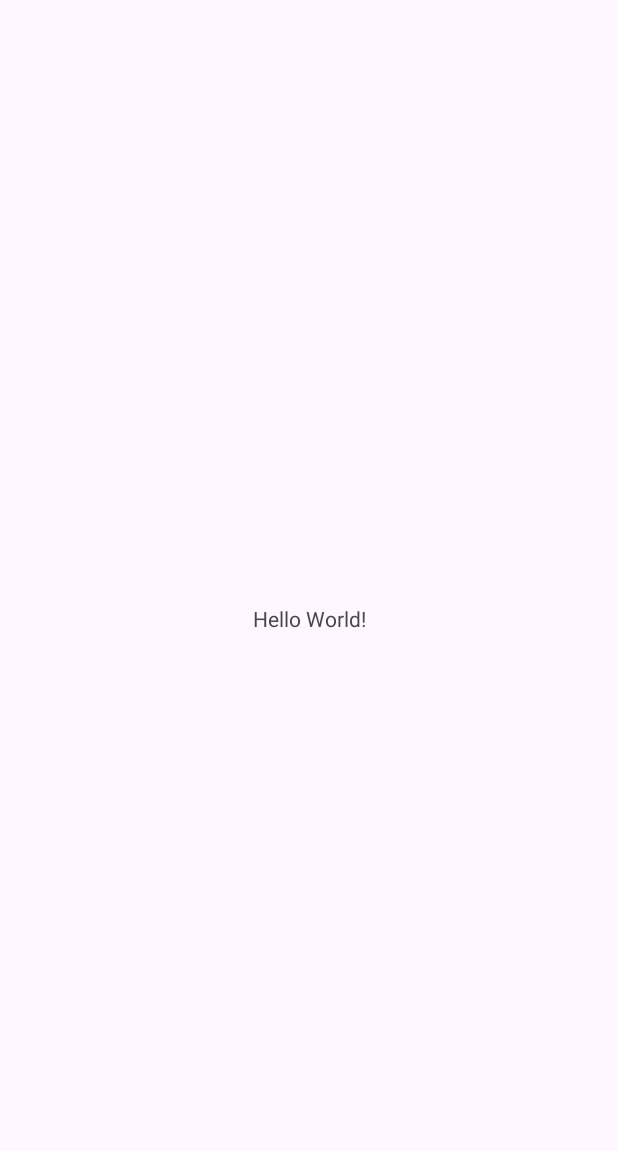
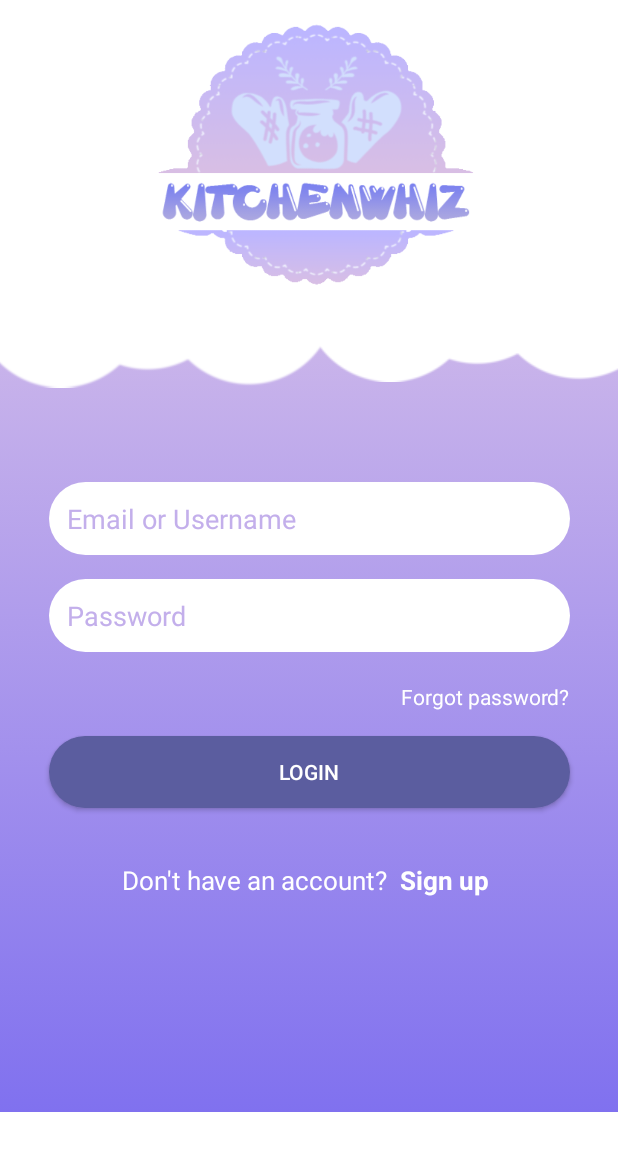
Before and after one commit to NT118-PROJECT-Kitchenwhiz-App/FE--KitchenWhiz, an Android app: the screen it shows after launch (MainActivity), on a phone screen of 412 x 824 dp. Before the commit the part shown is almost empty. Shown: the top 1151 px of the screen. Run offline under Robolectric (Android 15) with nearby library versions, the phone set to English and light mode, and no system bars.

Commit message:
add login UI

```diff
--- /dev/null
+++ b/app/src/main/res/drawable/bg.xml
@@ -0,0 +1,14 @@
+<?xml version="1.0" encoding="utf-8"?>
+<selector xmlns:android="http://schemas.android.com/apk/res/android">
+    <item>
+        <shape android:shape="rectangle">
+            <gradient android:startColor="#D2BCEA"
+                android:endColor="#8071EF"
+                android:angle="30">
+            </gradient>
+        </shape>
+
+
+    </item>
+
+</selector>
--- /dev/null
+++ b/app/src/main/res/drawable/btnlogin.xml
@@ -0,0 +1,6 @@
+<?xml version="1.0" encoding="utf-8"?>
+<shape xmlns:android="http://schemas.android.com/apk/res/android"
+    android:shape="rectangle">
+    <solid android:color="#5B5D9F" />
+    <corners android:radius="30dp" />
+</shape>
--- /dev/null
+++ b/app/src/main/res/drawable/edittext.xml
@@ -0,0 +1,6 @@
+<?xml version="1.0" encoding="utf-8"?>
+<shape xmlns:android="http://schemas.android.com/apk/res/android"
+    android:shape="rectangle">
+    <solid android:color="#FFFFFF" />
+    <corners android:radius="30dp" />
+</shape>
--- a/app/src/main/res/layout/activity_main.xml
+++ b/app/src/main/res/layout/activity_main.xml
@@ -5,15 +5,132 @@
     android:id="@+id/main"
     android:layout_width="match_parent"
     android:layout_height="match_parent"
+    android:background="@color/white"
     tools:context=".MainActivity">
 
-    <TextView
-        android:layout_width="wrap_content"
-        android:layout_height="wrap_content"
-        android:text="Hello World!"
-        app:layout_constraintBottom_toBottomOf="parent"
+    <View
+        android:id="@+id/bg"
+        android:layout_width="418dp"
+        android:layout_height="569dp"
+        android:layout_marginTop="172dp"
+        android:background="@drawable/bg"
         app:layout_constraintEnd_toEndOf="parent"
+        app:layout_constraintHorizontal_bias="0.571"
         app:layout_constraintStart_toStartOf="parent"
         app:layout_constraintTop_toTopOf="parent" />
 
+    <ImageView
+        android:id="@+id/cloud2"
+        android:layout_width="wrap_content"
+        android:layout_height="wrap_content"
+        android:layout_marginEnd="188dp"
+        app:layout_constraintBottom_toBottomOf="parent"
+        app:layout_constraintEnd_toEndOf="parent"
+        app:layout_constraintTop_toTopOf="parent"
+        app:layout_constraintVertical_bias="0.094"
+        app:srcCompat="@drawable/fluffy_cloud_illustration_png" />
+
+    <ImageView
+        android:id="@+id/cloud1"
+        android:layout_width="wrap_content"
+        android:layout_height="wrap_content"
+        android:layout_marginStart="160dp"
+        app:layout_constraintBottom_toBottomOf="parent"
+        app:layout_constraintStart_toStartOf="parent"
+        app:layout_constraintTop_toTopOf="parent"
+        app:layout_constraintVertical_bias="0.088"
+        app:srcCompat="@drawable/fluffy_cloud_illustration_png" />
+
+    <ImageView
+        android:id="@+id/logo"
+        android:layout_width="309dp"
+        android:layout_height="315dp"
+        android:layout_marginBottom="480dp"
+        android:src="@drawable/logo"
+        app:layout_constraintBottom_toBottomOf="@+id/bg"
+        app:layout_constraintEnd_toEndOf="parent"
+        app:layout_constraintHorizontal_bias="0.607"
+        app:layout_constraintStart_toStartOf="parent" />
+
+    <EditText
+        android:id="@+id/email_username"
+        android:layout_width="347dp"
+        android:layout_height="wrap_content"
+        android:layout_marginTop="60dp"
+        android:background="@drawable/edittext"
+        android:hint="Email or Username"
+        android:textColorHint="#C3AFEB"
+        android:padding="12dp"
+        app:layout_constraintEnd_toEndOf="parent"
+        app:layout_constraintStart_toStartOf="parent"
+        app:layout_constraintTop_toBottomOf="@+id/logo" />
+
+    <Button
+        android:id="@+id/login_button"
+        android:layout_width="347dp"
+        android:layout_height="wrap_content"
+        android:layout_marginTop="56dp"
+        android:background="@drawable/btnlogin"
+        android:text="LOGIN"
+        android:textColor="#FFFFFF"
+        app:layout_constraintEnd_toEndOf="parent"
+        app:layout_constraintStart_toStartOf="parent"
+        app:layout_constraintTop_toBottomOf="@+id/password" />
+
+    <TextView
+        android:id="@+id/sign_up"
+        android:layout_width="wrap_content"
+        android:layout_height="wrap_content"
+        android:layout_marginTop="36dp"
+        android:text="Don't have an account?"
+        android:textColor="#FFFFFF"
+        android:textSize="17dp"
+        app:layout_constraintEnd_toEndOf="parent"
+        app:layout_constraintHorizontal_bias="0.348"
+        app:layout_constraintStart_toStartOf="parent"
+        app:layout_constraintTop_toBottomOf="@+id/login_button" />
+
+    <TextView
+        android:id="@+id/sign_up2"
+        android:layout_width="wrap_content"
+        android:layout_height="wrap_content"
+        android:layout_marginTop="36dp"
+        android:text="Sign up"
+        android:textColor="#FFFFFF"
+        android:textSize="17dp"
+        android:textStyle="bold"
+        app:layout_constraintEnd_toEndOf="parent"
+        app:layout_constraintHorizontal_bias="0.756"
+        app:layout_constraintStart_toStartOf="parent"
+        app:layout_constraintTop_toBottomOf="@+id/login_button" />
+
+    <TextView
+        android:id="@+id/forgot_password"
+        android:layout_width="wrap_content"
+        android:layout_height="wrap_content"
+        android:layout_marginTop="20dp"
+        android:text="Forgot password?"
+        android:textSize="14dp"
+        android:textColor="#FFFFFF"
+        app:layout_constraintEnd_toEndOf="parent"
+        app:layout_constraintHorizontal_bias="0.892"
+        app:layout_constraintStart_toStartOf="parent"
+        app:layout_constraintTop_toBottomOf="@+id/password" />
+
+    <EditText
+        android:id="@+id/password"
+        android:ems="10"
+        android:layout_width="347dp"
+        android:layout_height="wrap_content"
+        android:layout_marginTop="16dp"
+        android:background="@drawable/edittext"
+        android:hint="Password"
+        android:textColorHint="#C3AFEB"
+        android:inputType="textPassword"
+        android:padding="12dp"
+        app:layout_constraintEnd_toEndOf="parent"
+        app:layout_constraintStart_toStartOf="parent"
+        app:layout_constraintTop_toBottomOf="@+id/email_username"
+        />
+
 </androidx.constraintlayout.widget.ConstraintLayout>
--- a/app/src/main/res/values-night/themes.xml
+++ b/app/src/main/res/values-night/themes.xml
@@ -1,6 +1,6 @@
 <resources xmlns:tools="http://schemas.android.com/tools">
     <!-- Base application theme. -->
-    <style name="Base.Theme.KitchenWhiz" parent="Theme.Material3.DayNight.NoActionBar">
+    <style name="Base.Theme.KitchenWhiz" parent="Theme.AppCompat.DayNight.NoActionBar">
         <!-- Customize your dark theme here. -->
         <!-- <item name="colorPrimary">@color/my_dark_primary</item> -->
     </style>
--- a/app/src/main/res/values/themes.xml
+++ b/app/src/main/res/values/themes.xml
@@ -1,6 +1,6 @@
 <resources xmlns:tools="http://schemas.android.com/tools">
     <!-- Base application theme. -->
-    <style name="Base.Theme.KitchenWhiz" parent="Theme.Material3.DayNight.NoActionBar">
+    <style name="Base.Theme.KitchenWhiz" parent="Theme.AppCompat.DayNight.NoActionBar">
         <!-- Customize your light theme here. -->
         <!-- <item name="colorPrimary">@color/my_light_primary</item> -->
     </style>
```
Also changed, not shown: app/src/main/res/drawable/fluffy_cloud_illustration_png.png (added), app/src/main/res/drawable/logo.png (added).
